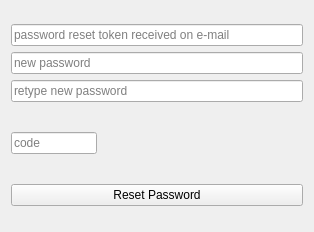
Old version of the form myapps/client/auth/reset_form.ui in the repository myapps-directory/myapps-client.
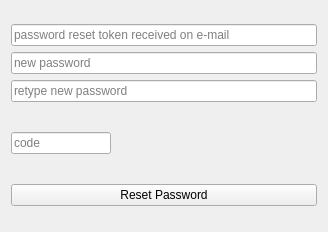
New version of the form.

Patch:
```diff
--- a/myapps/client/auth/reset_form.ui
+++ b/myapps/client/auth/reset_form.ui
@@ -63,11 +63,36 @@
       <layout class="QHBoxLayout" name="horizontalLayout">
        <item>
         <widget class="QLineEdit" name="codeEdit">
+         <property name="minimumSize">
+          <size>
+           <width>100</width>
+           <height>0</height>
+          </size>
+         </property>
+         <property name="maximumSize">
+          <size>
+           <width>100</width>
+           <height>16777215</height>
+          </size>
+         </property>
          <property name="placeholderText">
           <string>code</string>
          </property>
         </widget>
        </item>
+       <item>
+        <spacer name="horizontalSpacer">
+         <property name="orientation">
+          <enum>Qt::Horizontal</enum>
+         </property>
+         <property name="sizeHint" stdset="0">
+          <size>
+           <width>40</width>
+           <height>20</height>
+          </size>
+         </property>
+        </spacer>
+       </item>
        <item>
         <widget class="QLabel" name="label">
          <property name="minimumSize">
@@ -78,7 +103,7 @@
          </property>
          <property name="maximumSize">
           <size>
-           <width>200</width>
+           <width>300</width>
            <height>70</height>
           </size>
          </property>
```
